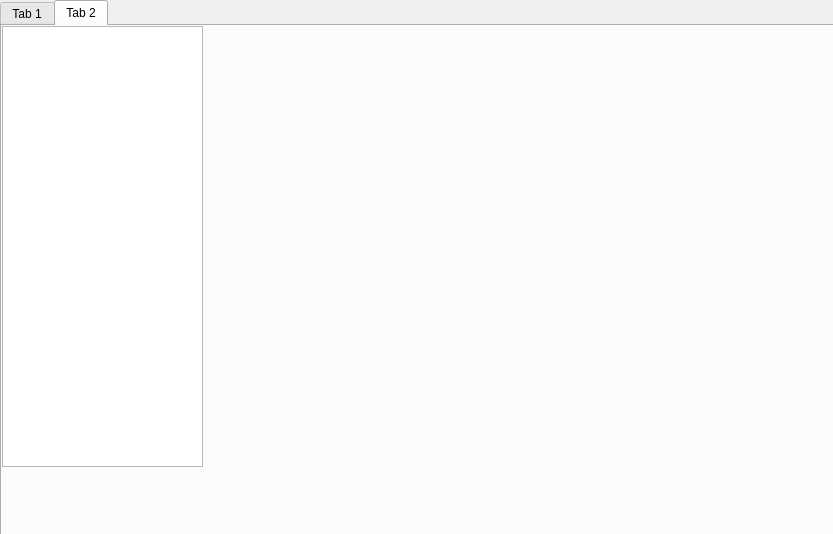
This is admin.ui in TommyLee96/car-rent as Qt 5 draws it before an edit. The edited form follows.
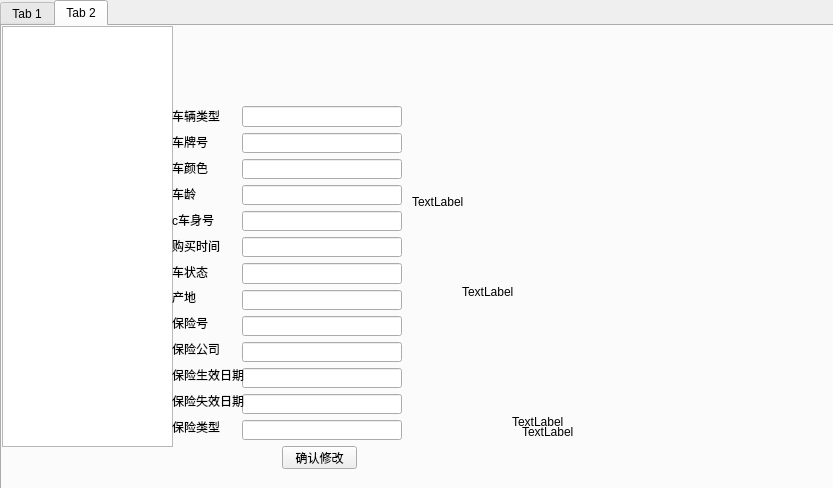
This is the edited form. The open tabs and pages were chosen to show the change.

The edit to the form file:
```diff
--- a/admin.ui
+++ b/admin.ui
@@ -7,7 +7,7 @@
     <x>0</x>
     <y>0</y>
     <width>833</width>
-    <height>534</height>
+    <height>488</height>
    </rect>
   </property>
   <property name="windowTitle">
@@ -19,7 +19,7 @@
      <x>0</x>
      <y>0</y>
      <width>841</width>
-     <height>551</height>
+     <height>501</height>
     </rect>
    </property>
    <property name="currentIndex">
@@ -251,16 +251,235 @@
     <attribute name="title">
      <string>Tab 2</string>
     </attribute>
-    <widget class="QListView" name="listView">
+    <widget class="QTableView" name="tableView">
      <property name="geometry">
       <rect>
        <x>0</x>
        <y>0</y>
-       <width>201</width>
-       <height>441</height>
+       <width>171</width>
+       <height>421</height>
       </rect>
      </property>
     </widget>
+    <widget class="QLabel" name="label_13">
+     <property name="geometry">
+      <rect>
+       <x>410</x>
+       <y>50</y>
+       <width>391</width>
+       <height>251</height>
+      </rect>
+     </property>
+     <property name="text">
+      <string>TextLabel</string>
+     </property>
+    </widget>
+    <widget class="QWidget" name="verticalLayoutWidget_2">
+     <property name="geometry">
+      <rect>
+       <x>240</x>
+       <y>80</y>
+       <width>160</width>
+       <height>334</height>
+      </rect>
+     </property>
+     <layout class="QVBoxLayout" name="verticalLayout_2">
+      <item>
+       <widget class="QLineEdit" name="lineEdit_8"/>
+      </item>
+      <item>
+       <widget class="QLineEdit" name="lineEdit_9"/>
+      </item>
+      <item>
+       <widget class="QLineEdit" name="lineEdit_10"/>
+      </item>
+      <item>
+       <widget class="QLineEdit" name="lineEdit_11"/>
+      </item>
+      <item>
+       <widget class="QLineEdit" name="lineEdit_12"/>
+      </item>
+      <item>
+       <widget class="QLineEdit" name="lineEdit_13"/>
+      </item>
+      <item>
+       <widget class="QLineEdit" name="lineEdit_14"/>
+      </item>
+      <item>
+       <widget class="QLineEdit" name="lineEdit_15"/>
+      </item>
+      <item>
+       <widget class="QLineEdit" name="lineEdit_16"/>
+      </item>
+      <item>
+       <widget class="QLineEdit" name="lineEdit_17"/>
+      </item>
+      <item>
+       <widget class="QLineEdit" name="lineEdit_18"/>
+      </item>
+      <item>
+       <widget class="QLineEdit" name="lineEdit_19"/>
+      </item>
+      <item>
+       <widget class="QLineEdit" name="lineEdit_20"/>
+      </item>
+     </layout>
+    </widget>
+    <widget class="QLabel" name="label_14">
+     <property name="geometry">
+      <rect>
+       <x>460</x>
+       <y>260</y>
+       <width>54</width>
+       <height>12</height>
+      </rect>
+     </property>
+     <property name="text">
+      <string>TextLabel</string>
+     </property>
+    </widget>
+    <widget class="QLabel" name="label_15">
+     <property name="geometry">
+      <rect>
+       <x>510</x>
+       <y>390</y>
+       <width>54</width>
+       <height>12</height>
+      </rect>
+     </property>
+     <property name="text">
+      <string>TextLabel</string>
+     </property>
+    </widget>
+    <widget class="QLabel" name="label_16">
+     <property name="geometry">
+      <rect>
+       <x>520</x>
+       <y>400</y>
+       <width>54</width>
+       <height>12</height>
+      </rect>
+     </property>
+     <property name="text">
+      <string>TextLabel</string>
+     </property>
+    </widget>
+    <widget class="QWidget" name="verticalLayoutWidget_3">
+     <property name="geometry">
+      <rect>
+       <x>170</x>
+       <y>80</y>
+       <width>74</width>
+       <height>331</height>
+      </rect>
+     </property>
+     <layout class="QVBoxLayout" name="verticalLayout_3">
+      <item>
+       <widget class="QLabel" name="label_19">
+        <property name="text">
+         <string>车辆类型</string>
+        </property>
+       </widget>
+      </item>
+      <item>
+       <widget class="QLabel" name="label_20">
+        <property name="text">
+         <string>车牌号</string>
+        </property>
+       </widget>
+      </item>
+      <item>
+       <widget class="QLabel" name="label_21">
+        <property name="text">
+         <string>车颜色</string>
+        </property>
+       </widget>
+      </item>
+      <item>
+       <widget class="QLabel" name="label_22">
+        <property name="text">
+         <string>车龄</string>
+        </property>
+       </widget>
+      </item>
+      <item>
+       <widget class="QLabel" name="label_24">
+        <property name="text">
+         <string>c车身号</string>
+        </property>
+       </widget>
+      </item>
+      <item>
+       <widget class="QLabel" name="label_25">
+        <property name="text">
+         <string>购买时间</string>
+        </property>
+       </widget>
+      </item>
+      <item>
+       <widget class="QLabel" name="label_26">
+        <property name="text">
+         <string>车状态</string>
+        </property>
+       </widget>
+      </item>
+      <item>
+       <widget class="QLabel" name="label_27">
+        <property name="text">
+         <string>产地</string>
+        </property>
+       </widget>
+      </item>
+      <item>
+       <widget class="QLabel" name="label_29">
+        <property name="text">
+         <string>保险号</string>
+        </property>
+       </widget>
+      </item>
+      <item>
+       <widget class="QLabel" name="label_28">
+        <property name="text">
+         <string>保险公司</string>
+        </property>
+       </widget>
+      </item>
+      <item>
+       <widget class="QLabel" name="label_23">
+        <property name="text">
+         <string>保险生效日期</string>
+        </property>
+       </widget>
+      </item>
+      <item>
+       <widget class="QLabel" name="label_18">
+        <property name="text">
+         <string>保险失效日期</string>
+        </property>
+       </widget>
+      </item>
+      <item>
+       <widget class="QLabel" name="label_17">
+        <property name="text">
+         <string>保险类型</string>
+        </property>
+       </widget>
+      </item>
+     </layout>
+    </widget>
+    <widget class="QPushButton" name="pushButton_4">
+     <property name="geometry">
+      <rect>
+       <x>280</x>
+       <y>420</y>
+       <width>75</width>
+       <height>23</height>
+      </rect>
+     </property>
+     <property name="text">
+      <string>确认修改</string>
+     </property>
+    </widget>
    </widget>
   </widget>
  </widget>
```
Left out of the diff: 84 changed lines with no effect on the pictures.
